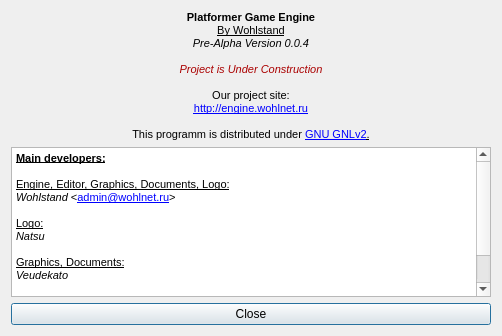
WohlSoft/Moondust-Project, file Editor/aboutdialog.ui: the form before one commit.
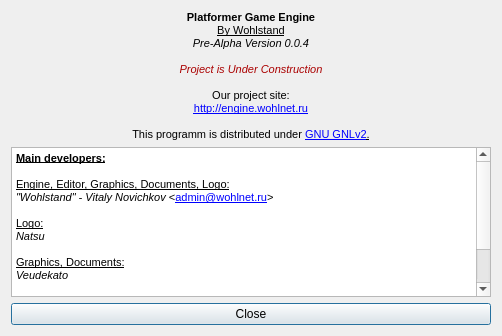
The form after the commit. Icons and pictures are not drawn.

Patch:
```diff
--- a/Editor/aboutdialog.ui
+++ b/Editor/aboutdialog.ui
@@ -125,12 +125,13 @@
 &lt;/style&gt;&lt;/head&gt;&lt;body style=&quot; font-family:'Liberation Sans'; font-size:8.25pt; font-weight:400; font-style:normal;&quot;&gt;
 &lt;p style=&quot; margin-top:0px; margin-bottom:0px; margin-left:0px; margin-right:0px; -qt-block-indent:0; text-indent:0px;&quot;&gt;&lt;span style=&quot; font-family:'MS Shell Dlg 2'; font-size:8pt; font-weight:600; text-decoration: underline;&quot;&gt;Main developers:&lt;br /&gt;&lt;/span&gt;&lt;/p&gt;
 &lt;p style=&quot; margin-top:0px; margin-bottom:0px; margin-left:0px; margin-right:0px; -qt-block-indent:0; text-indent:0px;&quot;&gt;&lt;span style=&quot; font-family:'MS Shell Dlg 2'; font-size:8pt; text-decoration: underline;&quot;&gt;Engine, Editor, Graphics, Documents, Logo:&lt;/span&gt;&lt;/p&gt;
-&lt;p style=&quot; margin-top:0px; margin-bottom:0px; margin-left:0px; margin-right:0px; -qt-block-indent:0; text-indent:0px;&quot;&gt;&lt;span style=&quot; font-family:'MS Shell Dlg 2'; font-size:8pt; font-style:italic;&quot;&gt;Wohlstand&lt;/span&gt;&lt;span style=&quot; font-family:'MS Shell Dlg 2'; font-size:8pt;&quot;&gt; &amp;lt;&lt;/span&gt;&lt;a href=&quot;mailto:admin@wohlnet.ru&quot;&gt;&lt;span style=&quot; font-family:'MS Shell Dlg 2'; font-size:8pt; text-decoration: underline; color:#0000ff;&quot;&gt;admin@wohlnet.ru&lt;/span&gt;&lt;/a&gt;&lt;span style=&quot; font-family:'MS Shell Dlg 2'; font-size:8pt;&quot;&gt;&amp;gt;&lt;br /&gt;&lt;/span&gt;&lt;/p&gt;
+&lt;p style=&quot; margin-top:0px; margin-bottom:0px; margin-left:0px; margin-right:0px; -qt-block-indent:0; text-indent:0px;&quot;&gt;&lt;span style=&quot; font-family:'MS Shell Dlg 2'; font-size:8pt; font-style:italic;&quot;&gt;&amp;quot;Wohlstand&amp;quot; - Vitaly Novichkov&lt;/span&gt;&lt;span style=&quot; font-family:'MS Shell Dlg 2'; font-size:8pt;&quot;&gt; &amp;lt;&lt;/span&gt;&lt;a href=&quot;mailto:admin@wohlnet.ru&quot;&gt;&lt;span style=&quot; font-family:'MS Shell Dlg 2'; font-size:8pt; text-decoration: underline; color:#0000ff;&quot;&gt;admin@wohlnet.ru&lt;/span&gt;&lt;/a&gt;&lt;span style=&quot; font-family:'MS Shell Dlg 2'; font-size:8pt;&quot;&gt;&amp;gt;&lt;br /&gt;&lt;/span&gt;&lt;/p&gt;
 &lt;p style=&quot; margin-top:0px; margin-bottom:0px; margin-left:0px; margin-right:0px; -qt-block-indent:0; text-indent:0px;&quot;&gt;&lt;span style=&quot; font-family:'MS Shell Dlg 2'; font-size:8pt; text-decoration: underline;&quot;&gt;Logo:&lt;/span&gt;&lt;/p&gt;
 &lt;p style=&quot; margin-top:0px; margin-bottom:0px; margin-left:0px; margin-right:0px; -qt-block-indent:0; text-indent:0px;&quot;&gt;&lt;span style=&quot; font-family:'MS Shell Dlg 2'; font-size:8pt; font-style:italic;&quot;&gt;Natsu&lt;br /&gt;&lt;/span&gt;&lt;/p&gt;
 &lt;p style=&quot; margin-top:0px; margin-bottom:0px; margin-left:0px; margin-right:0px; -qt-block-indent:0; text-indent:0px;&quot;&gt;&lt;span style=&quot; font-family:'MS Shell Dlg 2'; font-size:8pt; text-decoration: underline;&quot;&gt;Graphics, Documents:&lt;/span&gt;&lt;/p&gt;
 &lt;p style=&quot; margin-top:0px; margin-bottom:0px; margin-left:0px; margin-right:0px; -qt-block-indent:0; text-indent:0px;&quot;&gt;&lt;span style=&quot; font-family:'MS Shell Dlg 2'; font-size:8pt; font-style:italic;&quot;&gt;Veudekato&lt;br /&gt;&lt;/span&gt;&lt;/p&gt;
-&lt;p style=&quot; margin-top:0px; margin-bottom:0px; margin-left:0px; margin-right:0px; -qt-block-indent:0; text-indent:0px;&quot;&gt;&lt;span style=&quot; font-family:'MS Shell Dlg 2'; font-size:8pt; font-weight:600; text-decoration: underline;&quot;&gt;Big thanks to:&lt;br /&gt;&lt;/span&gt;&lt;span style=&quot; font-family:'MS Shell Dlg 2'; font-size:8pt; font-style:italic;&quot;&gt;h2643&lt;/span&gt;&lt;/p&gt;
+&lt;p style=&quot; margin-top:0px; margin-bottom:0px; margin-left:0px; margin-right:0px; -qt-block-indent:0; text-indent:0px;&quot;&gt;&lt;span style=&quot; font-family:'MS Shell Dlg 2'; font-size:8pt; font-weight:600; text-decoration: underline;&quot;&gt;Big thanks to:&lt;/span&gt;&lt;/p&gt;
+&lt;p style=&quot; margin-top:0px; margin-bottom:0px; margin-left:0px; margin-right:0px; -qt-block-indent:0; text-indent:0px;&quot;&gt;&lt;span style=&quot; font-family:'MS Shell Dlg 2'; font-size:8pt; font-weight:600; text-decoration: underline;&quot;&gt;&lt;br /&gt;&lt;/span&gt;&lt;span style=&quot; font-family:'MS Shell Dlg 2'; font-size:8pt; font-style:italic;&quot;&gt;h2643&lt;/span&gt;&lt;/p&gt;
 &lt;p style=&quot; margin-top:0px; margin-bottom:0px; margin-left:0px; margin-right:0px; -qt-block-indent:0; text-indent:0px;&quot;&gt;&lt;span style=&quot; font-family:'MS Shell Dlg 2'; font-size:8pt; font-style:italic;&quot;&gt;FanofSMBX&lt;/span&gt;&lt;/p&gt;&lt;/body&gt;&lt;/html&gt;</string>
      </property>
      <property name="textInteractionFlags">
```
